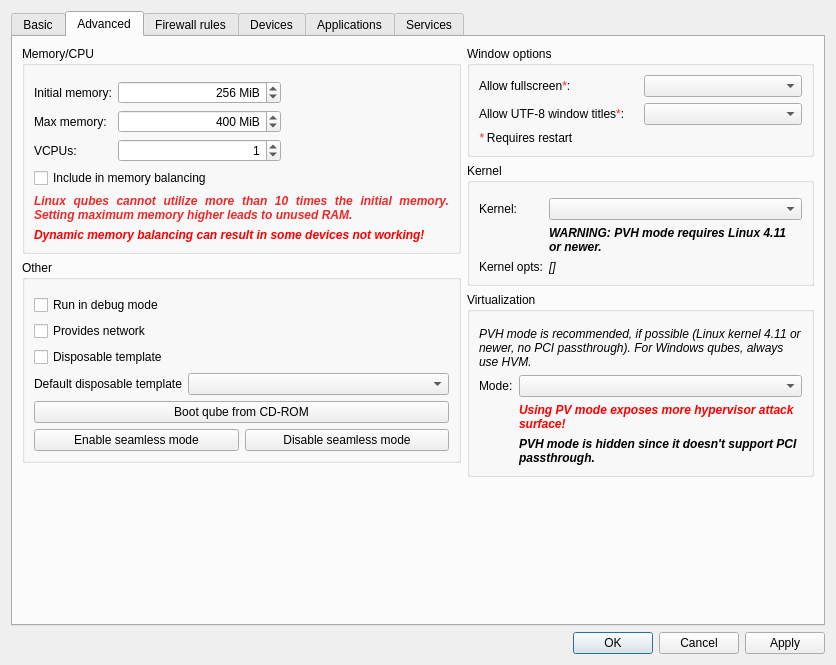
Old version of the form ui/settingsdlg.ui in the repository QubesOS/qubes-manager.
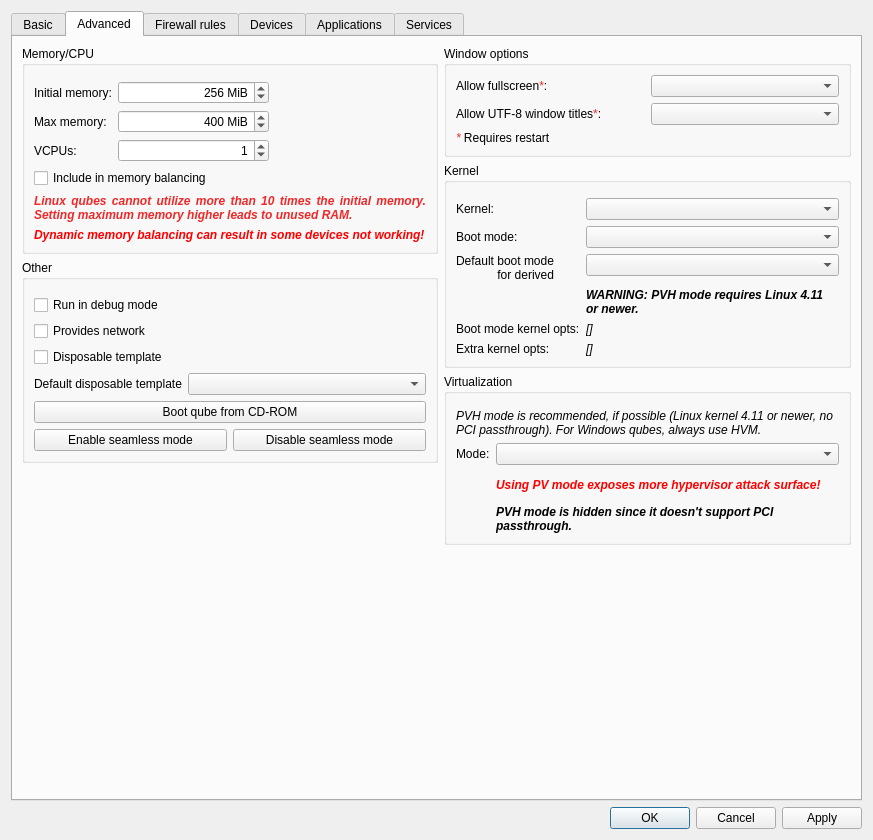
New version of the form. The open tabs and pages were chosen to show the change. Icons and pictures are not drawn. Custom widgets are drawn as their Qt base class.

Commit message:
Add boot mode support
Boot modes provide a way for VMs to advertise that they can have their
behavior changed by booting them with a predefined combination of
additional kernel parameters set. This allows qubes to offer features
like a secure system maintenance mode in a way that works seemlessly
with Qubes OS.

This commit adds boot mode support to Qubes Manager, allowing the user
to view and select boot modes in the advanced tab of the settings
dialog for each qube.

Patch:
```diff
--- a/ui/settingsdlg.ui
+++ b/ui/settingsdlg.ui
@@ -6,8 +6,8 @@
    <rect>
     <x>0</x>
     <y>0</y>
-    <width>836</width>
-    <height>665</height>
+    <width>873</width>
+    <height>840</height>
    </rect>
   </property>
   <property name="windowTitle">
@@ -943,6 +943,9 @@
                <widget class="QComboBox" name="kernel"/>
               </item>
               <item row="1" column="1">
+               <widget class="QComboBox" name="bootmode"/>
+              </item>
+              <item row="3" column="1">
                <widget class="QLabel" name="pvh_kernel_version_warning">
                 <property name="sizePolicy">
                  <sizepolicy hsizetype="Preferred" vsizetype="Minimum">
@@ -965,7 +968,7 @@
                 </property>
                </widget>
               </item>
-              <item row="2" column="0">
+              <item row="5" column="0">
                <widget class="QLabel" name="label_20">
                 <property name="sizePolicy">
                  <sizepolicy hsizetype="Preferred" vsizetype="Minimum">
@@ -974,11 +977,11 @@
                  </sizepolicy>
                 </property>
                 <property name="text">
-                 <string>Kernel opts:</string>
+                 <string>Extra kernel opts:</string>
                 </property>
                </widget>
               </item>
-              <item row="2" column="1">
+              <item row="5" column="1">
                <widget class="QLabel" name="kernel_opts">
                 <property name="sizePolicy">
                  <sizepolicy hsizetype="Maximum" vsizetype="Minimum">
@@ -1007,6 +1010,72 @@
                 </property>
                </widget>
               </item>
+              <item row="2" column="1">
+               <widget class="QComboBox" name="appvm_default_bootmode"/>
+              </item>
+              <item row="1" column="0">
+               <widget class="QLabel" name="label_25">
+                <property name="text">
+                 <string>Boot mode:</string>
+                </property>
+               </widget>
+              </item>
+              <item row="2" column="0">
+               <widget class="QLabel" name="appvm_default_bootmode_desc">
+                <property name="mouseTracking">
+                 <bool>true</bool>
+                </property>
+                <property name="styleSheet">
+                 <string notr="true"/>
+                </property>
+                <property name="text">
+                 <string>&lt;html&gt;&lt;head/&gt;&lt;body&gt;&lt;p align=&quot;right&quot;&gt;Default boot mode for derived AppVMs:&lt;/p&gt;&lt;/body&gt;&lt;/html&gt;</string>
+                </property>
+                <property name="textFormat">
+                 <enum>Qt::AutoText</enum>
+                </property>
+                <property name="wordWrap">
+                 <bool>true</bool>
+                </property>
+               </widget>
+              </item>
+              <item row="4" column="0">
+               <widget class="QLabel" name="label_29">
+                <property name="text">
+                 <string>Boot mode kernel opts:</string>
+                </property>
+                <property name="wordWrap">
+                 <bool>false</bool>
+                </property>
+               </widget>
+              </item>
+              <item row="4" column="1">
+               <widget class="QLabel" name="bootmode_kernel_opts">
+                <property name="sizePolicy">
+                 <sizepolicy hsizetype="Maximum" vsizetype="Minimum">
+                  <horstretch>0</horstretch>
+                  <verstretch>0</verstretch>
+                 </sizepolicy>
+                </property>
+                <property name="maximumSize">
+                 <size>
+                  <width>250</width>
+                  <height>16777215</height>
+                 </size>
+                </property>
+                <property name="font">
+                 <font>
+                  <italic>true</italic>
+                 </font>
+                </property>
+                <property name="text">
+                 <string>[]</string>
+                </property>
+                <property name="wordWrap">
+                 <bool>true</bool>
+                </property>
+               </widget>
+              </item>
              </layout>
             </widget>
            </item>
```
Left out of the diff: 2 changed lines with no effect on the pictures. The commit also changes 1 other file.
